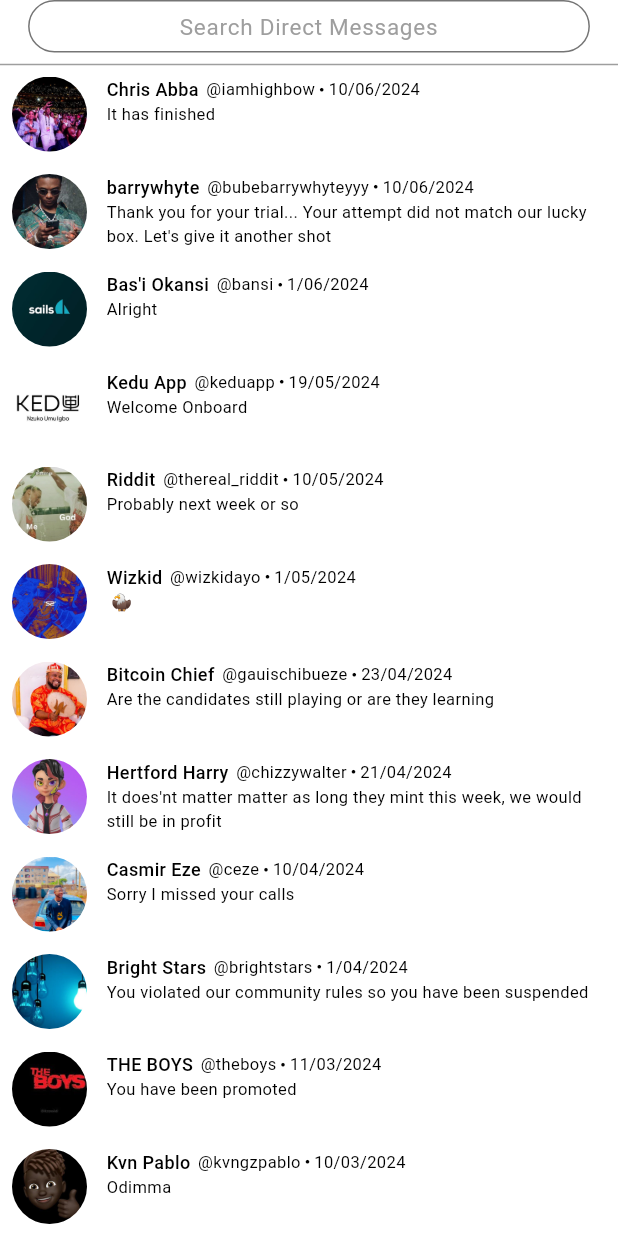
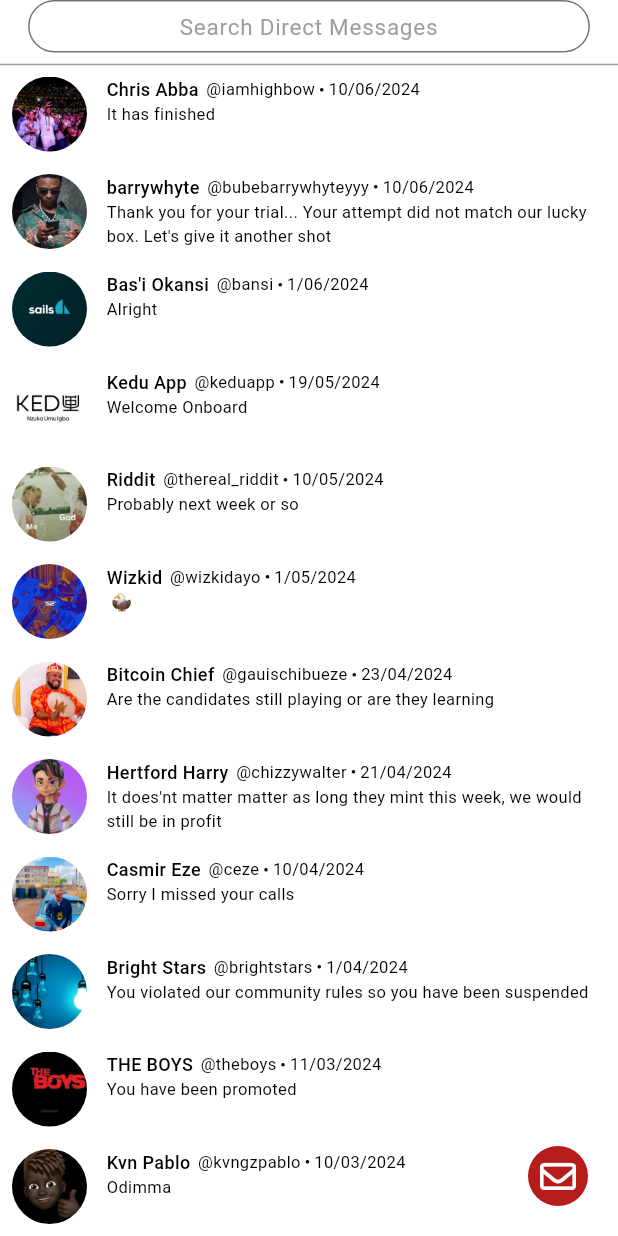
Before and after one commit to SidneyEmeka/Social-Media-App, a Flutter app: the Messagespage screen opened directly, on a phone screen of 412 x 824 dp. Run offline on Flutter 3.47's test engine with Material 3 defaults, Android fonts, the light colour scheme and no system bars; our stand-ins replace font_awesome_flutter.

Commit message:
Floating Action Button

```diff
--- a/lib/pages/messagespage.dart
+++ b/lib/pages/messagespage.dart
@@ -107,6 +107,16 @@ class _MessagespageState extends State<Messagespage> {
   @override
   Widget build(BuildContext context) {
     return Scaffold(
+      floatingActionButton: FloatingActionButton(
+        onPressed: () {},
+        backgroundColor: Colors.red.shade900,
+        elevation: 0,
+        mini: true,
+        shape: RoundedRectangleBorder(
+          borderRadius: BorderRadius.circular(50),
+        ),
+        child: const Icon(FontAwesomeIcons.envelope, color: Colors.white),
+      ),
       backgroundColor: Colors.white,
       appBar: AppBar(
         scrolledUnderElevation: 0,
```
Also changed, not shown: lib/pages/notificationspage.dart (+11 -0 lines).
